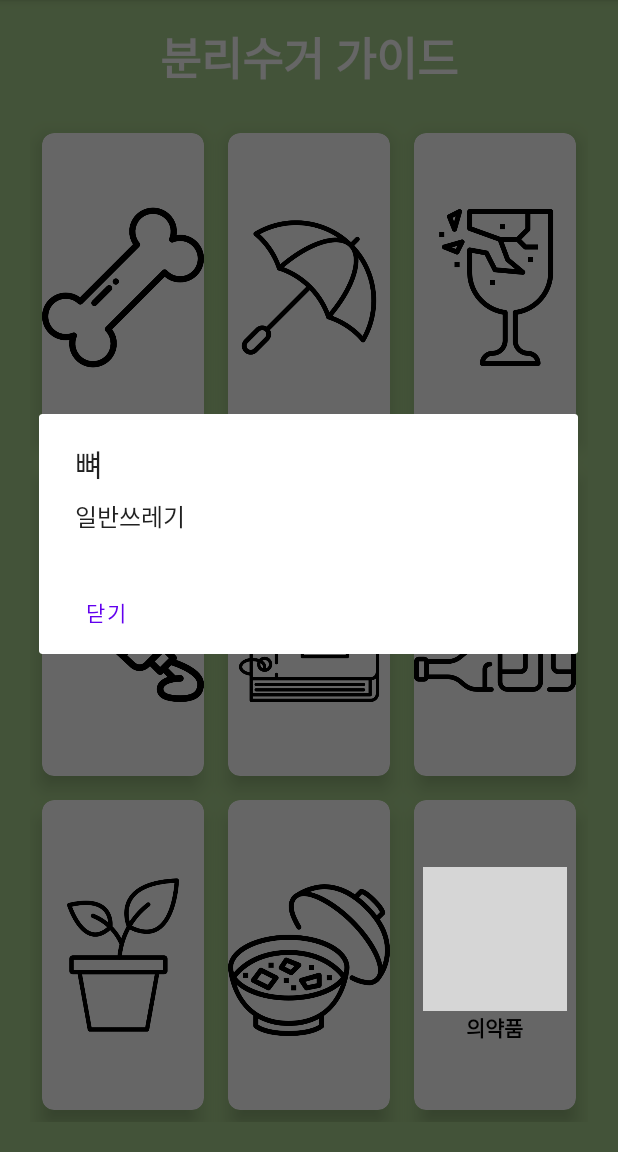
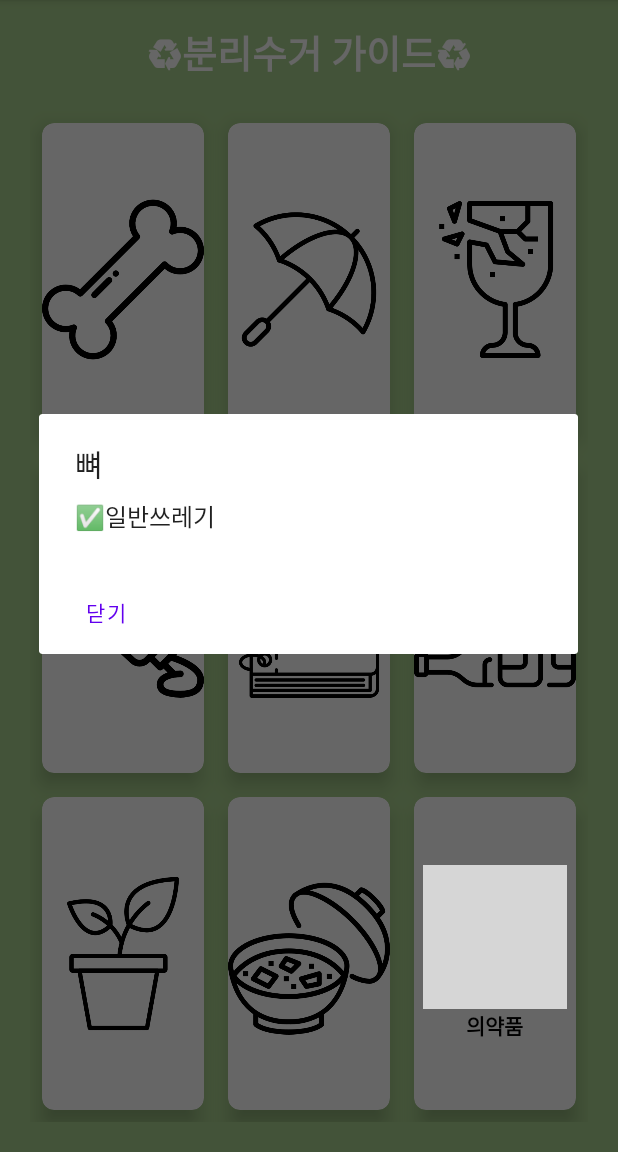
Before and after one commit to EunJiKim02/2022-Open-Sw-Developer-Conference, an Android app: the GuideActivity screen opened directly, with no data from a screen before it, after a tap on an icon or button, on a phone screen of 412 x 824 dp, the part 84-1236 px from its top. Run offline under Robolectric (Android 15) with nearby library versions, the phone set to English and light mode, and no system bars; grey boxes are pictures that could not be loaded.

Commit message:
분리수거 가이드 글 조금의 수정과 조금의 디자인 수정

```diff
--- a/app/src/main/res/layout/activity_guide.xml
+++ b/app/src/main/res/layout/activity_guide.xml
@@ -15,9 +15,9 @@
         android:layout_height="wrap_content"
         android:layout_centerHorizontal="true"
         android:layout_marginTop="15dp"
-        android:text="분리수거 가이드"
+        android:text="♻분리수거 가이드♻"
         android:textColor="@color/white"
-        android:textSize="30sp"
+        android:textSize="25sp"
         android:textStyle="bold"/>
     <!--3행 4열-->
     <GridLayout
```
Also changed, not shown: app/src/main/java/com/gaebalsebal/Find_trashbin/GuideActivity.java (+9 -9 lines).
